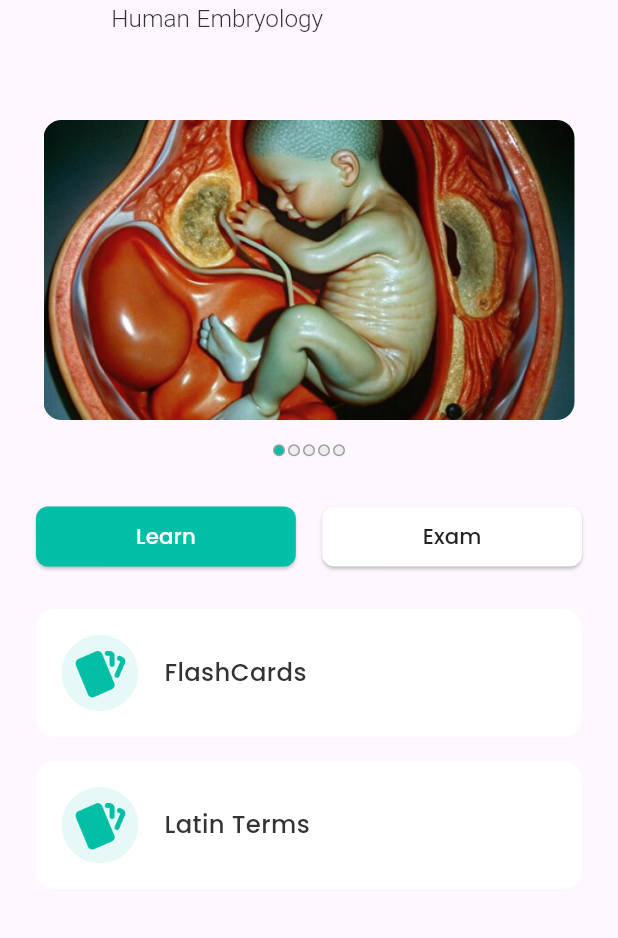
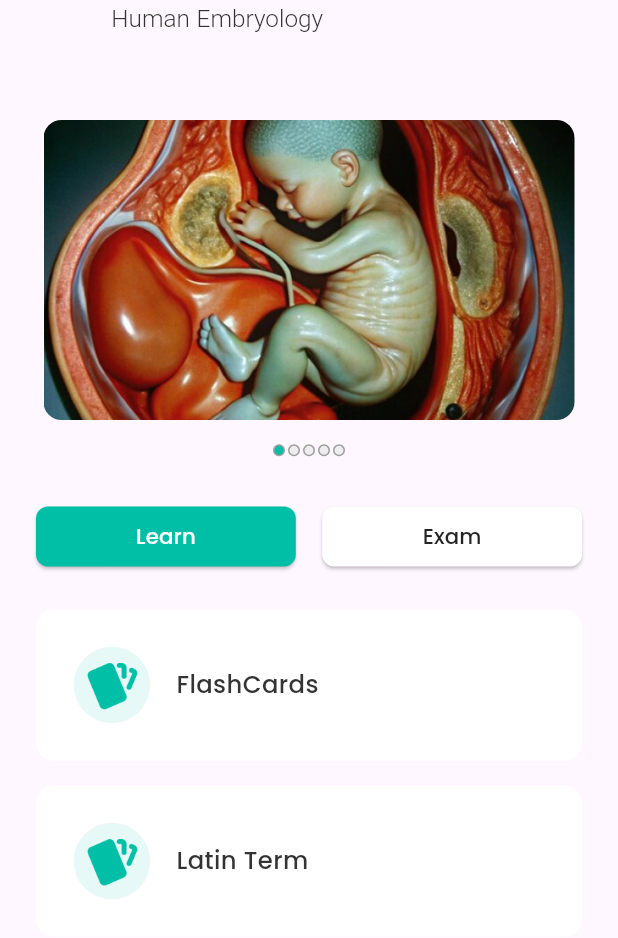
Before and after one commit to alazad214/quiz_app_ui, a Flutter app: the screen it shows after launch, on a phone screen of 412 x 824 dp. Shown: the top 938 px of the screen. Run offline on Flutter 3.47's test engine with Material 3 defaults, Android fonts, the phone set to English and light mode, and no system bars; drawn by our look-alikes of auto_animated, carousel_slider; our stand-ins replace connectivity_plus, dio, flip_card, flutter_screenutil, flutter_svg, fluttertoast and 8 more; missing offline and left inert: dotlottie_loader; project files that could hold a hidden picture were left out.

Commit message:
some change

```diff
--- a/lib/features/human_embryology/presentation/human_embryology_flashcard_screen.dart
+++ b/lib/features/human_embryology/presentation/human_embryology_flashcard_screen.dart
@@ -85,7 +85,7 @@ class _HumanEmbryologyFlashcardScreenState extends State<HumanEmbryologyFlashcar
             ),
             UIHelper.verticalSpace(16.h),
             FlashCardLatinWidget(
-              text: 'Latin Terms',
+              text: 'Latin Term',
               borderColor: _selectedContainerIndex == 1
                   ? AppColors.primaryColor
                   : Colors.transparent,
--- a/lib/features/human_embryology/presentation/widget/flash_card_latin_widget.dart
+++ b/lib/features/human_embryology/presentation/widget/flash_card_latin_widget.dart
@@ -35,10 +35,9 @@ class _FlashCardLatinWidgetState extends State<FlashCardLatinWidget> {
 
               )
           ),
+          child: Padding(
+            padding: const EdgeInsets.all(8.0),
             child: Row(
-            mainAxisAlignment: MainAxisAlignment.spaceBetween,
-            children: [
-              Row(
               mainAxisAlignment: MainAxisAlignment.start,
               children: [
                 CircleAvatar(
@@ -47,10 +46,9 @@ class _FlashCardLatinWidgetState extends State<FlashCardLatinWidget> {
                   child: Center(child: Image.asset(Assets.icons.flashcard.path)),
                 ),
                 UIHelper.horizontalSpace(16.w),
-                  Text(widget.text,style: TextFontStyle.textStyle16w500c333333,maxLines: 1,),
+                Expanded(child: Text(widget.text,style: TextFontStyle.textStyle16w500c333333,maxLines: 1,)),
               ],
             ),
-            ],
           ),
         ),
       )
```
Lines whose indentation alone changed are shown as unchanged.
